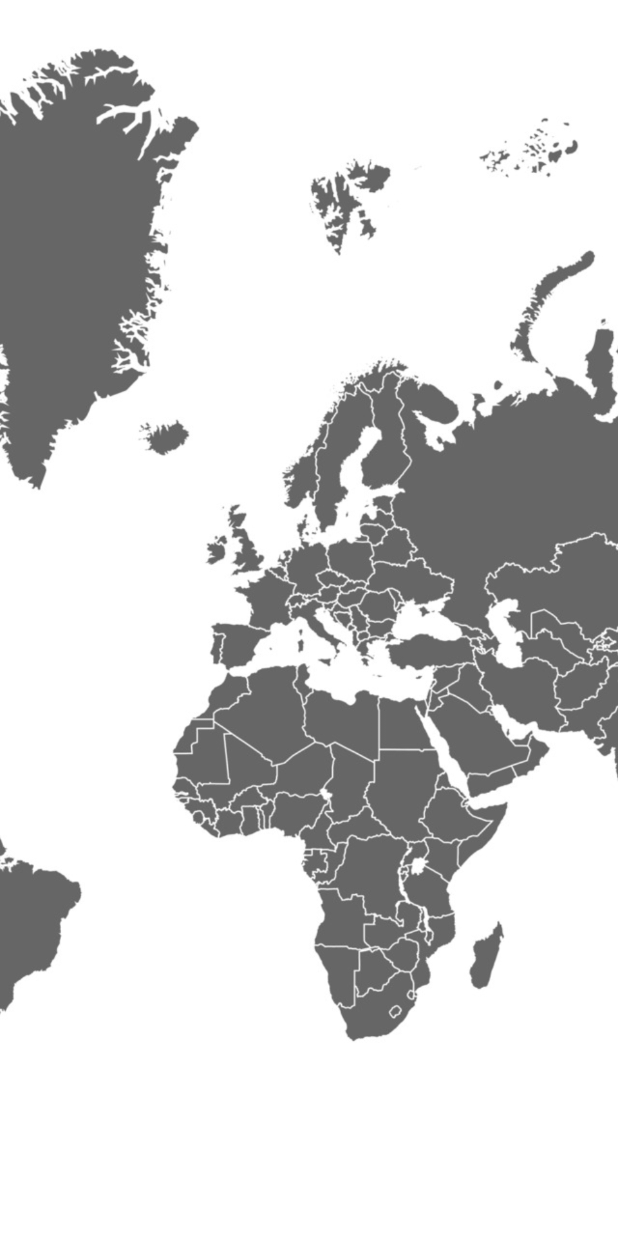
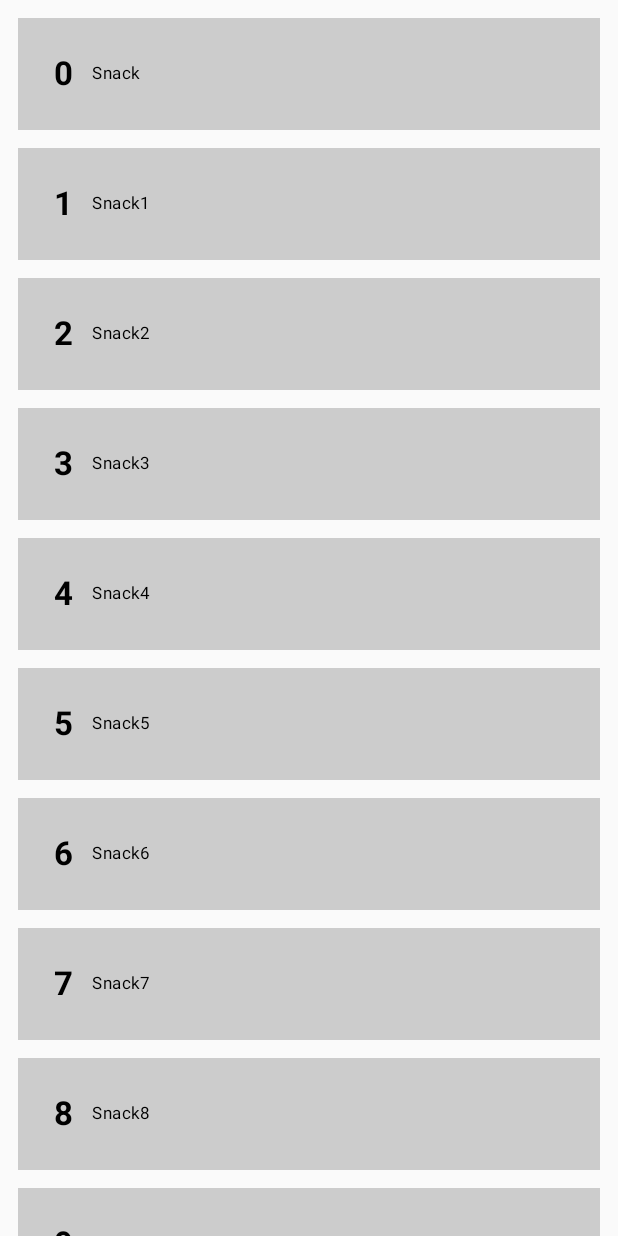
Before and after one commit to DP9B/Pet-Fruits-Game, an Android app built with Jetpack Compose: the MainActivity screen opened directly, with no data from a screen before it, on a phone screen of 412 x 824 dp. Run offline under Robolectric (Android 15) with nearby library versions, the phone set to English and light mode, and no system bars.

Commit message:
-- 將主頁面修改為LazyColumn呈現 -- 後續新增小遊戲當作每個選單

```diff
--- /dev/null
+++ b/app/src/main/java/com/example/petfruits/GameInformation.kt
@@ -0,0 +1,6 @@
+package com.example.petfruits
+
+data class GameInformation(
+    val Id: Int,
+    val GameName: String
+)
--- a/app/src/main/java/com/example/petfruits/GameIntent.kt
+++ /dev/null
@@ -1,8 +0,0 @@
-package com.example.petfruits
-
-sealed class GameIntent{
-    object LogIn : GameIntent()
-    object Map : GameIntent()
-    object Game : GameIntent()
-    data class GameState(val itemId : Int) : GameIntent()
-}
--- /dev/null
+++ b/app/src/main/java/com/example/petfruits/GameRepository.kt
@@ -0,0 +1,50 @@
+package com.example.petfruits
+
+import com.example.petfruits.Game
+
+class GameRepository {
+    fun getAllData():List<GameInformation>{
+        return listOf(
+            GameInformation(
+                Id = 0,
+                GameName = "Snack"
+            ),
+            GameInformation(
+                Id = 1,
+                GameName = "Snack1"
+            ),
+            GameInformation(
+                Id = 2,
+                GameName = "Snack2"
+            ),
+            GameInformation(
+                Id = 3,
+                GameName = "Snack3"
+            ),
+            GameInformation(
+                Id = 4,
+                GameName = "Snack4"
+            ),
+            GameInformation(
+                Id = 5,
+                GameName = "Snack5"
+            ),
+            GameInformation(
+                Id = 6,
+                GameName = "Snack6"
+            ),
+            GameInformation(
+                Id = 7,
+                GameName = "Snack7"
+            ),
+            GameInformation(
+                Id = 8,
+                GameName = "Snack8"
+            ),
+            GameInformation(
+                Id = 9,
+                GameName = "Snack9"
+            )
+        )
+    }
+}
--- a/app/src/main/java/com/example/petfruits/LogInActivity.kt
+++ b/app/src/main/java/com/example/petfruits/LogInActivity.kt
@@ -27,7 +27,7 @@ class LogInActivity : ComponentActivity() {
                 horizontalAlignment = Alignment.CenterHorizontally){
                 Button(
                     onClick = {
-                        val navigate = Intent(this@LogInActivity, GameActivity::class.java)
+                        val navigate = Intent(this@LogInActivity, MainActivity::class.java)
                         startActivity(navigate)
                     },
                     colors = ButtonDefaults.buttonColors(containerColor = Color.White),
--- a/app/src/main/java/com/example/petfruits/MainActivity.kt
+++ b/app/src/main/java/com/example/petfruits/MainActivity.kt
@@ -10,6 +10,8 @@ import androidx.compose.foundation.background
 import androidx.compose.foundation.border
 import androidx.compose.foundation.gestures.detectTransformGestures
 import androidx.compose.foundation.layout.*
+import androidx.compose.foundation.lazy.LazyColumn
+import androidx.compose.foundation.lazy.items
 import androidx.compose.foundation.text.ClickableText
 import androidx.compose.material3.*
 import androidx.compose.runtime.*
@@ -26,9 +28,13 @@ import com.example.petfruits.ui.theme.PetFruitsTheme
 import androidx.compose.ui.Modifier
 import androidx.compose.ui.graphics.graphicsLayer
 import androidx.compose.ui.input.pointer.pointerInput
+import androidx.compose.ui.text.font.FontWeight
 import androidx.compose.ui.unit.IntOffset
+import androidx.compose.ui.unit.sp
 import androidx.core.content.ContextCompat.startActivity
+import com.example.petfruits.ui.theme.Typography
 import kotlin.math.roundToInt
+import kotlin.text.Typography
 
 
 class MainActivity : ComponentActivity() {
@@ -36,7 +42,17 @@ class MainActivity : ComponentActivity() {
         super.onCreate(savedInstanceState)
         setContent {
             PetFruitsTheme {
-                DefaultPreview2()
+                val gameRepository = GameRepository()
+                val getAllData = gameRepository.getAllData()
+
+                LazyColumn(
+                    contentPadding = PaddingValues(all = 12.dp),
+                    verticalArrangement = Arrangement.spacedBy(12.dp)
+                ){
+                    items(items = getAllData){gameInformation ->
+                        CustomRow(gameInformation = gameInformation)
+                    }
+                }
             }
         }
     }
@@ -47,7 +63,6 @@ class MainActivity : ComponentActivity() {
 fun DefaultPreview2() {
     PetFruitsTheme {
         BackgroundMap()
-        ButtonLists()
         TransformGestures()
     }
 }
@@ -72,55 +87,6 @@ fun BackgroundMap(){
         modifier = Modifier.fillMaxSize(),
     )
 
-}
-
-@Composable
-fun ButtonLists(){
-    Column(
-        modifier = Modifier.fillMaxSize(),
-        verticalArrangement = Arrangement.Bottom,
-        horizontalAlignment = Alignment.End) {
-        Button(
-            onClick = {},
-            colors = ButtonDefaults.buttonColors(containerColor = Color.White),
-            border = BorderStroke(0.5.dp, Color.Black),
-            modifier = Modifier.width(120.dp)
-        ) {
-            Text(text = "Game", color = Color.Black)
-        }
-        Button(
-            onClick = {},
-            colors = ButtonDefaults.buttonColors(containerColor = Color.White),
-            border = BorderStroke(0.5.dp, Color.Black),
-            modifier = Modifier.width(120.dp)
-        ) {
-            Text(text = "Shop", color = Color.Black)
-        }
-        Button(
-            onClick = {},
-            colors = ButtonDefaults.buttonColors(containerColor = Color.White),
-            border = BorderStroke(0.5.dp, Color.Black),
-            modifier = Modifier.width(120.dp)
-        ) {
-            Text(text = "Bag", color = Color.Black)
-        }
-        Button(
-            onClick = {},
-            colors = ButtonDefaults.buttonColors(containerColor = Color.White),
-            border = BorderStroke(0.5.dp, Color.Black),
-            modifier = Modifier.width(120.dp)
-        ) {
-            Text(text = "Characters", color = Color.Black)
-        }
-        Button(
-            onClick = {},
-            colors = ButtonDefaults.buttonColors(containerColor = Color.White),
-            border = BorderStroke(0.5.dp, Color.Black),
-            modifier = Modifier.width(120.dp)
-        ) {
-            Text(text = "Records", color = Color.Black)
-        }
-    }
 }
 
 @Composable
@@ -159,3 +125,30 @@ private fun TransformGestures() {
         )
     }
 }
+
+
+// Custom Row Item
+@Composable
+fun CustomRow(gameInformation: GameInformation){
+    Row(
+        modifier = Modifier
+            .background(Color.LightGray)
+            .fillMaxSize()
+            .padding(24.dp),
+        verticalAlignment = Alignment.CenterVertically,
+        horizontalArrangement = Arrangement.spacedBy(12.dp)
+    ){
+        Text(
+            text = "${gameInformation.Id}",
+            color = Color.Black,
+            fontSize = 22.sp,
+            fontWeight = FontWeight.Bold
+        )
+        Text(
+            text = gameInformation.GameName,
+            color = Color.Black,
+            fontSize = 11.sp,
+            fontWeight = FontWeight.Normal
+        )
+    }
+}
--- a/app/src/main/java/com/example/petfruits/ui/theme/Type.kt
+++ b/app/src/main/java/com/example/petfruits/ui/theme/Type.kt
@@ -14,8 +14,8 @@ val Typography = Typography(
         fontSize = 16.sp,
         lineHeight = 24.sp,
         letterSpacing = 0.5.sp
-    )
-    /* Other default text styles to override
+    ),
+    //Other default text styles to override
     titleLarge = TextStyle(
         fontFamily = FontFamily.Default,
         fontWeight = FontWeight.Normal,
@@ -30,5 +30,4 @@ val Typography = Typography(
         lineHeight = 16.sp,
         letterSpacing = 0.5.sp
     )
-    */
 )
```
